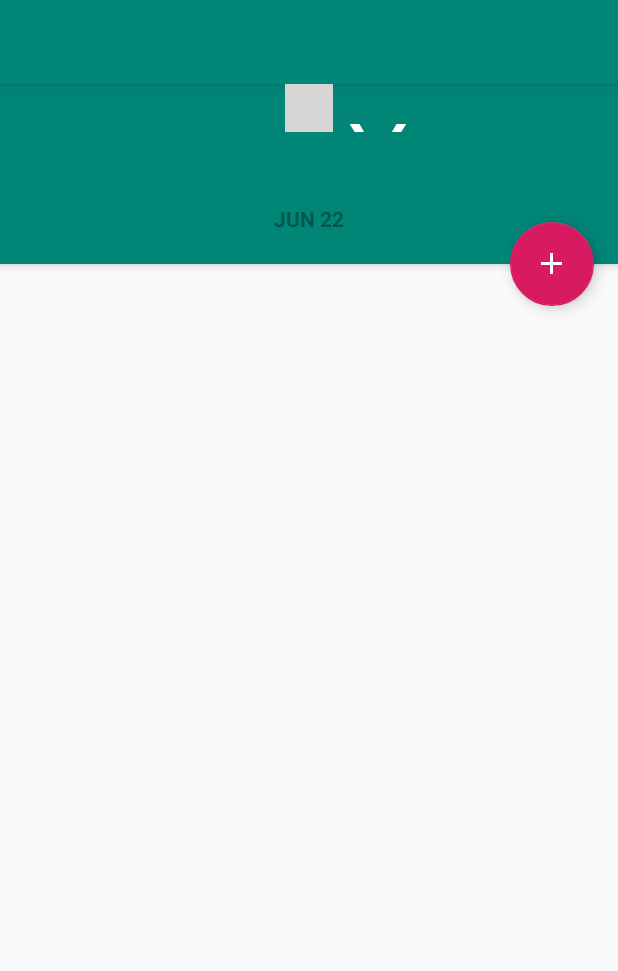
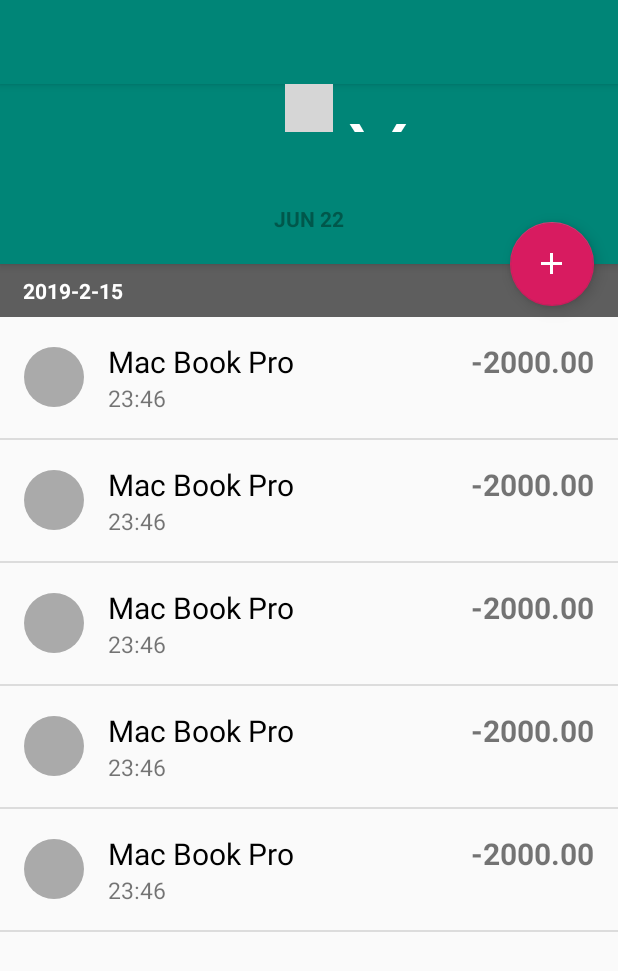
Before and after one commit to leeranzhi/AccountingApp, an Android app: the screen it shows after launch (MainActivity), on a phone screen of 412 x 824 dp. Shown: the top 971 px of the screen. Run offline under Robolectric (Android 15) with nearby library versions, the phone set to English and light mode, and no system bars; plain views replace TickerView; grey boxes are pictures that could not be loaded.

Commit message:
MainFragment commit.

```diff
--- /dev/null
+++ b/app/src/main/java/com/leecode1988/accountingapp/ListViewAdapter.java
@@ -0,0 +1,81 @@
+package com.leecode1988.accountingapp;
+
+import android.content.Context;
+import android.view.LayoutInflater;
+import android.view.View;
+import android.view.ViewGroup;
+import android.widget.BaseAdapter;
+import android.widget.ImageView;
+import android.widget.TextView;
+
+import java.util.LinkedList;
+
+/**
+ * author:LeeCode
+ * create:2019/2/13 0:03
+ */
+public class ListViewAdapter extends BaseAdapter {
+
+    private LinkedList<RecordBean> records = new LinkedList<>();
+    private LayoutInflater mInflater;
+    private Context mContext;
+
+    public ListViewAdapter(Context context) {
+        this.mContext = context;
+        mInflater = LayoutInflater.from(mContext);
+    }
+
+    public void setData(LinkedList<RecordBean> records) {
+        this.records = records;
+        notifyDataSetChanged();
+    }
+
+    @Override
+    public int getCount() {
+        return records.size();
+    }
+
+    @Override
+    public Object getItem(int position) {
+        return records.get(position);
+    }
+
+    @Override
+    public long getItemId(int position) {
+        return position;
+    }
+
+    @Override
+    public View getView(int position, View convertView, ViewGroup parent) {
+        View view;
+        ViewHolder holder;
+
+        if (convertView == null) {
+            view = mInflater.inflate(R.layout.cell_list_view, parent, false);
+            RecordBean recordBean = (RecordBean) getItem(position);
+            holder = new ViewHolder(view, recordBean);
+            view.setTag(holder);
+        } else {
+            view = convertView;
+            holder = (ViewHolder) view.getTag();
+        }
+
+        return view;
+    }
+}
+
+class ViewHolder {
+
+    TextView remarkTv;
+    TextView amountTv;
+    TextView timeTv;
+    ImageView categoryIcon;
+
+    public ViewHolder(View itemView, RecordBean record) {
+        remarkTv = itemView.findViewById(R.id.textView_remark);
+        amountTv = itemView.findViewById(R.id.amount_text);
+        timeTv = itemView.findViewById(R.id.textView_time);
+        categoryIcon = itemView.findViewById(R.id.imageView_category);
+//        remarkTv.setText(record.getCategory());
+    }
+}
--- a/app/src/main/java/com/leecode1988/accountingapp/MainActivity.java
+++ b/app/src/main/java/com/leecode1988/accountingapp/MainActivity.java
@@ -1,16 +1,25 @@
 package com.leecode1988.accountingapp;
 
+import android.support.v4.view.ViewPager;
 import android.support.v7.app.AppCompatActivity;
 import android.os.Bundle;
 
 
 public class MainActivity extends AppCompatActivity {
 
+    private ViewPager viewPager;
+    private MainViewPagerAdapter pagerAdapter;
 
     @Override
     protected void onCreate(Bundle savedInstanceState) {
         super.onCreate(savedInstanceState);
         setContentView(R.layout.activity_main);
 
+        viewPager = findViewById(R.id.view_pager);
+        pagerAdapter = new MainViewPagerAdapter(getSupportFragmentManager());
+        pagerAdapter.notifyDataSetChanged();
+        viewPager.setAdapter(pagerAdapter);
+
+        viewPager.setCurrentItem(pagerAdapter.getLastIndex());
     }
 }
--- /dev/null
+++ b/app/src/main/java/com/leecode1988/accountingapp/MainFragment.java
@@ -0,0 +1,62 @@
+package com.leecode1988.accountingapp;
+
+import android.annotation.SuppressLint;
+import android.os.Bundle;
+import android.support.annotation.NonNull;
+import android.support.annotation.Nullable;
+import android.support.v4.app.Fragment;
+import android.view.LayoutInflater;
+import android.view.View;
+import android.view.ViewGroup;
+import android.widget.ListView;
+import android.widget.TextView;
+
+import java.util.LinkedList;
+
+/**
+ * author:LeeCode
+ * create:2019/2/12 14:48
+ */
+@SuppressLint("ValidFragment")
+public class MainFragment extends Fragment {
+
+    private View rootView;
+    private TextView textView;
+    private ListView listView;
+    private String date;
+    private ListViewAdapter listViewAdapter;
+    private LinkedList<RecordBean> records = new LinkedList<>();
+
+    public MainFragment(String date) {
+        this.date = date;
+
+        records.add(new RecordBean());
+        records.add(new RecordBean());
+        records.add(new RecordBean());
+        records.add(new RecordBean());
+        records.add(new RecordBean());
+    }
+
+    @Nullable
+    @Override
+    public View onCreateView(@NonNull LayoutInflater inflater, @Nullable ViewGroup container,
+                             @Nullable Bundle savedInstanceState) {
+        rootView = inflater.inflate(R.layout.fragment_main, container, false);
+        initView();
+        return rootView;
+    }
+
+    private void initView() {
+        textView = rootView.findViewById(R.id.day_text);
+        listView = rootView.findViewById(R.id.list_view);
+        textView.setText(date);
+        listViewAdapter = new ListViewAdapter(getContext());
+        listViewAdapter.setData(records);
+        listView.setAdapter(listViewAdapter);
+
+        if (listViewAdapter.getCount() > 0) {
+            rootView.findViewById(R.id.no_record_today).setVisibility(View.INVISIBLE);
+
+        }
+    }
+}
--- /dev/null
+++ b/app/src/main/java/com/leecode1988/accountingapp/MainViewPagerAdapter.java
@@ -0,0 +1,48 @@
+package com.leecode1988.accountingapp;
+
+import android.support.v4.app.Fragment;
+import android.support.v4.app.FragmentManager;
+import android.support.v4.app.FragmentPagerAdapter;
+
+import java.util.LinkedList;
+
+/**
+ * author:LeeCode
+ * create:2019/2/12 15:05
+ */
+public class MainViewPagerAdapter extends FragmentPagerAdapter {
+
+    LinkedList<MainFragment> fragments = new LinkedList<>();
+    LinkedList<String> dates = new LinkedList<>();
+
+    public MainViewPagerAdapter(FragmentManager fm) {
+        super(fm);
+        initFragment();
+    }
+
+    private void initFragment() {
+        dates.add("2019-2-12");
+        dates.add("2019-2-13");
+        dates.add("2019-2-14");
+        dates.add("2019-2-15");
+        for (String date : dates) {
+            MainFragment fragment = new MainFragment(date);
+            fragments.add(fragment);
+        }
+    }
+
+    @Override
+    public Fragment getItem(int position) {
+        return fragments.get(position);
+    }
+
+
+    public int getLastIndex() {
+        return fragments.size() - 1;
+    }
+
+    @Override
+    public int getCount() {
+        return fragments.size();
+    }
+}
--- /dev/null
+++ b/app/src/main/res/drawable/circle.xml
@@ -0,0 +1,8 @@
+<?xml version="1.0" encoding="utf-8"?>
+<shape xmlns:android="http://schemas.android.com/apk/res/android"
+    android:shape="oval">
+    <solid android:color="@android:color/darker_gray"/>
+    <size android:width="120dp"
+        android:height="120dp"/>
+
+</shape>
--- /dev/null
+++ b/app/src/main/res/layout/cell_list_view.xml
@@ -0,0 +1,59 @@
+<?xml version="1.0" encoding="utf-8"?>
+<RelativeLayout xmlns:android="http://schemas.android.com/apk/res/android"
+    android:layout_width="match_parent"
+    android:layout_height="match_parent"
+    android:padding="16dp">
+
+    <ImageView
+        android:id="@+id/imageView_category"
+        android:layout_width="40dp"
+        android:layout_height="40dp"
+        android:layout_alignParentStart="true"
+        android:layout_alignParentLeft="true"
+        android:layout_centerVertical="true"
+        android:background="@drawable/circle" />
+
+    <LinearLayout
+        android:layout_width="200dp"
+        android:layout_height="match_parent"
+        android:layout_marginStart="16dp"
+        android:layout_marginLeft="16dp"
+        android:layout_toRightOf="@+id/imageView_category"
+        android:gravity="center"
+        android:orientation="vertical">
+
+        <TextView
+            android:id="@+id/textView_remark"
+            android:layout_width="match_parent"
+            android:layout_height="wrap_content"
+            android:text="Mac Book Pro"
+            android:textColor="@android:color/primary_text_light"
+            android:textSize="20sp" />
+
+        <TextView
+            android:id="@+id/textView_time"
+            android:layout_width="match_parent"
+            android:layout_height="wrap_content"
+            android:text="23:46"
+            android:textSize="15sp" />
+    </LinearLayout>
+
+    <LinearLayout
+        android:layout_width="wrap_content"
+        android:layout_height="match_parent"
+        android:layout_alignParentEnd="true"
+        android:layout_alignParentRight="true"
+        android:gravity="center"
+        android:orientation="horizontal">
+
+        <TextView
+            android:id="@+id/textView_amount"
+            android:layout_width="wrap_content"
+            android:layout_height="wrap_content"
+            android:text="-2000.00"
+            android:textSize="20sp"
+            android:textStyle="bold" />
+    </LinearLayout>
+
+
+</RelativeLayout>
--- a/app/src/main/res/layout/content_main.xml
+++ b/app/src/main/res/layout/content_main.xml
@@ -6,6 +6,7 @@
     app:layout_behavior="@string/appbar_scrolling_view_behavior">
 
     <android.support.v4.view.ViewPager
+        android:id="@+id/view_pager"
         android:layout_width="match_parent"
         android:layout_height="match_parent" />
 
--- /dev/null
+++ b/app/src/main/res/layout/fragment_main.xml
@@ -0,0 +1,42 @@
+<?xml version="1.0" encoding="utf-8"?>
+<FrameLayout xmlns:android="http://schemas.android.com/apk/res/android"
+    android:layout_width="match_parent"
+    android:layout_height="match_parent">
+
+    <RelativeLayout
+        android:layout_width="match_parent"
+        android:layout_height="match_parent">
+
+        <TextView
+            android:id="@+id/day_text"
+            android:layout_width="match_parent"
+            android:layout_height="35dp"
+            android:background="#5e5e5e"
+            android:gravity="center_vertical"
+            android:paddingLeft="15dp"
+            android:text="JUN 22"
+            android:textColor="@android:color/white"
+            android:textStyle="bold" />
+
+        <ListView
+            android:id="@+id/list_view"
+            android:layout_width="match_parent"
+            android:layout_height="match_parent"
+            android:layout_below="@+id/day_text" />
+    </RelativeLayout>
+
+    <RelativeLayout
+        android:id="@+id/no_record_today"
+        android:layout_width="match_parent"
+        android:layout_height="match_parent">
+
+        <TextView
+            android:layout_width="wrap_content"
+            android:layout_height="wrap_content"
+            android:layout_centerHorizontal="true"
+            android:layout_centerVertical="true"
+            android:text="今日没有账单哦!"
+            android:textSize="20dp" />
+
+    </RelativeLayout>
+</FrameLayout>
```
